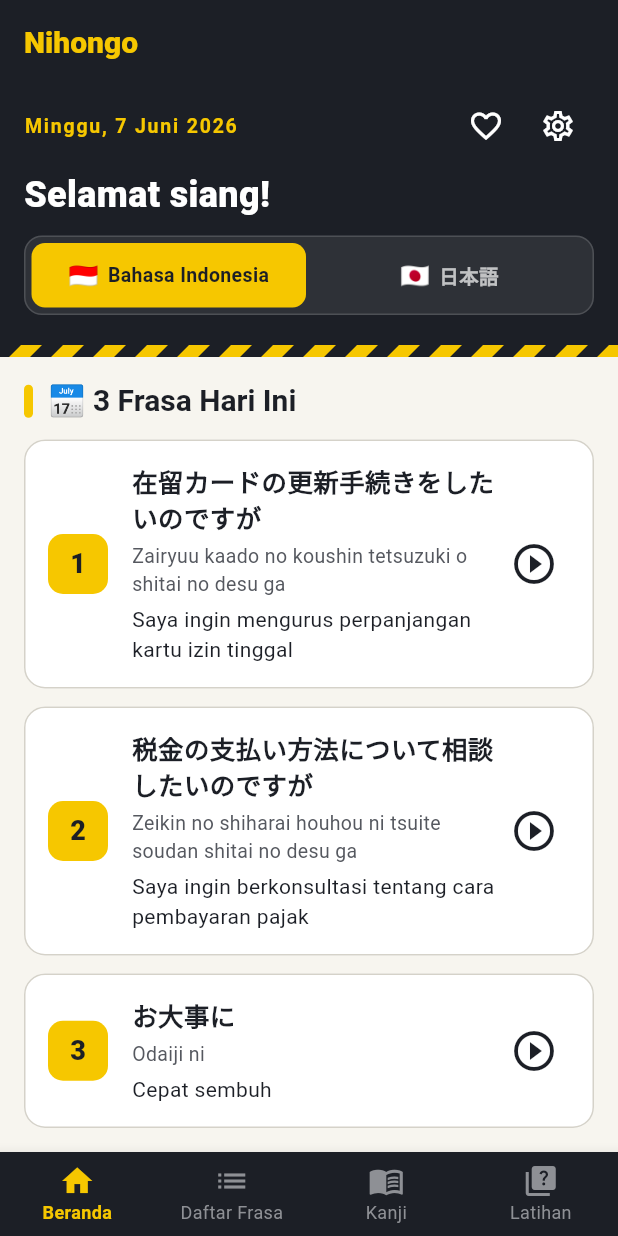
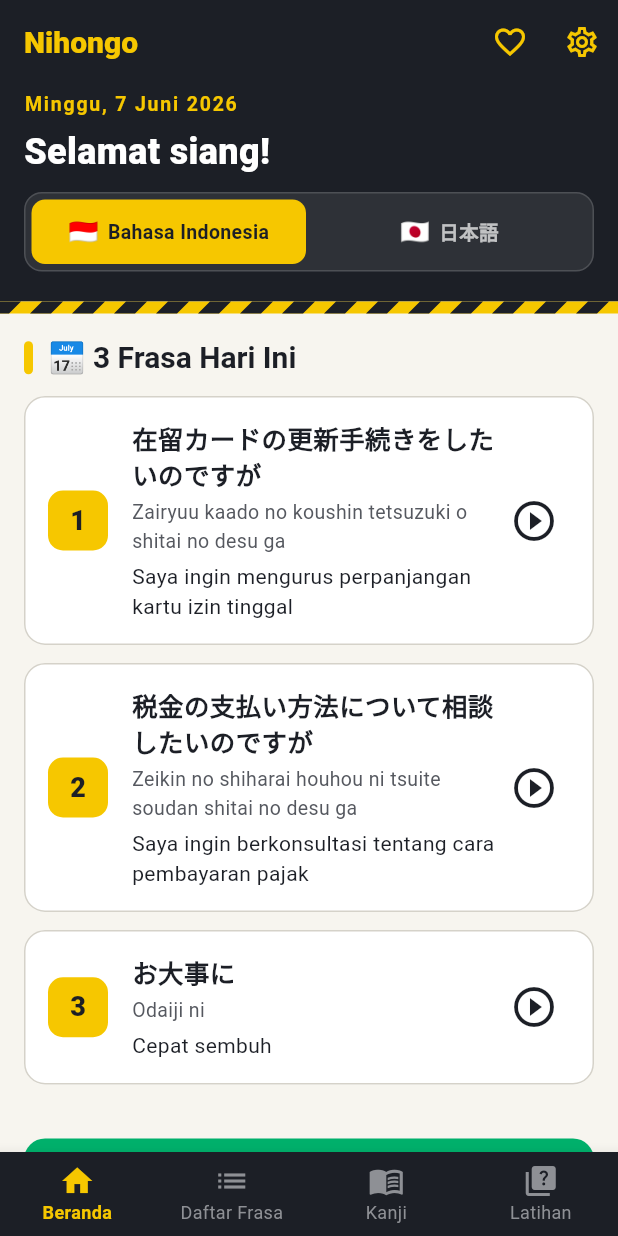
Before and after one commit to yuuki45/genba-nihongo, a Flutter app: the screen it shows after launch, on a phone screen of 412 x 824 dp. Run offline on Flutter 3.47's test engine with Material 3 defaults, Android fonts, the phone set to English and light mode, and no system bars; our stand-ins replace flutter_riverpod, flutter_tts, shared_preferences, sqflite; missing offline and left inert: purchases_flutter; accounts and stored records are empty; Roboto replaces fonts that are missing (BIZUDPGothic, ZenMaruGothic); statements that could not run were skipped.

Commit message:
ホームのお気に入り・設定ボタンをAppBar（アプリタイトル行）へ移動
日付行に置いていたボタンをAppBarのactionsに移し、
アプリタイトル「現場にほんご」と同じ高さに揃えた。

Co-Authored-By: Claude Opus 4.8 (1M context) <noreply@anthropic.com>

```diff
--- a/lib/presentation/screens/home/home_screen.dart
+++ b/lib/presentation/screens/home/home_screen.dart
@@ -59,6 +59,7 @@ class _HomeScreenState extends ConsumerState<HomeScreen> {
     return Scaffold(
       appBar: AppBar(
         title: Text(l10n.appTitle),
+        actions: buildHeaderActions(context),
       ),
       body: SingleChildScrollView(
         child: Column(
@@ -139,11 +140,8 @@ class _HomeScreenState extends ConsumerState<HomeScreen> {
           child: Column(
             crossAxisAlignment: CrossAxisAlignment.start,
             children: [
-              // 日付（標識の管理番号風の小ラベル）+ お気に入り・設定ボタン
-              Row(
-                children: [
-                  Expanded(
-                    child: Text(
+              // 日付（標識の管理番号風の小ラベル）
+              Text(
                 dateText,
                 style: const TextStyle(
                   fontFamily: AppTheme.bodyFont,
@@ -152,10 +150,6 @@ class _HomeScreenState extends ConsumerState<HomeScreen> {
                   color: AppColors.safetyYellow,
                   letterSpacing: 1.2,
                 ),
-                    ),
-                  ),
-                  ...buildHeaderActions(context, color: Colors.white),
-                ],
               ),
               const SizedBox(height: 6),
               // あいさつ（時間帯に応じて切り替わる）
```
Lines whose indentation alone changed are shown as unchanged.
